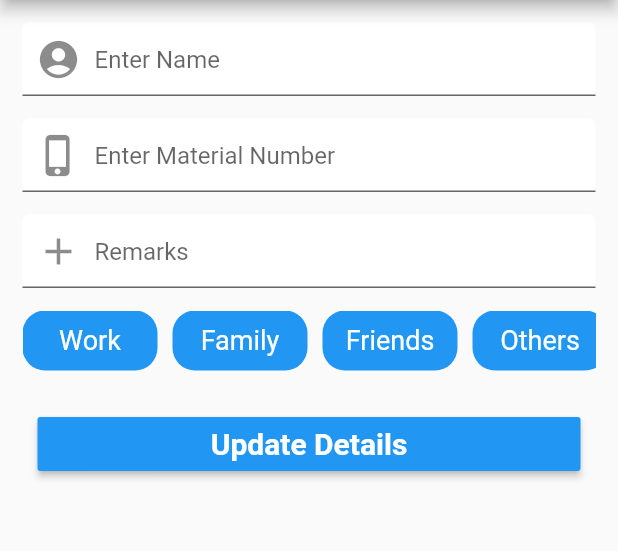
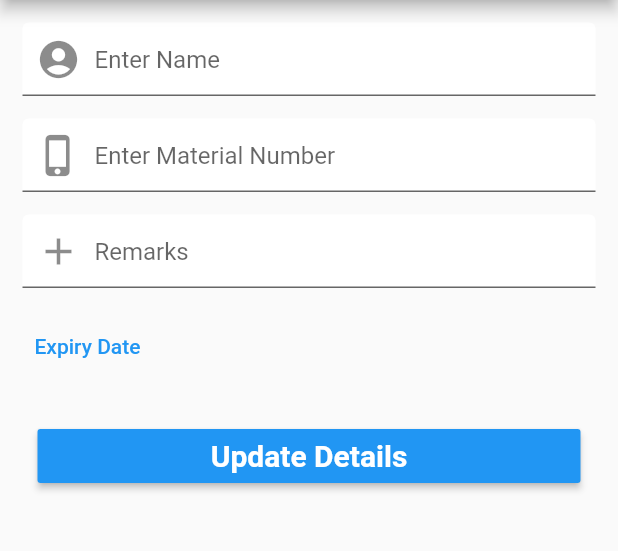
Before and after one commit to aithusa7120/Tools-App-master, a Flutter app: the EditContact screen opened directly with empty values, on a phone screen of 412 x 824 dp, the part 84-635 px from its top. Run offline on Flutter 3.47's test engine with Material 2 defaults, Android fonts, the phone set to English and light mode, and no system bars; our stand-ins replace firebase_core, firebase_database, flutter_datetime_picker; missing offline and left inert: qr_code_scanner; accounts and stored records are empty.

Commit message:
fixed it but I didnt know what I did

```diff
--- a/lib/mainscreen.dart
+++ b/lib/mainscreen.dart
@@ -116,5 +116,6 @@ class _MyHomePageState extends State<MyHomePage> {
         ),
 
     );
+
   }
 }
--- a/lib/test2.dart
+++ b/lib/test2.dart
@@ -12,17 +12,19 @@ class EditContact extends StatefulWidget {
 }
 
 class _EditContactState extends State<EditContact> {
-  late TextEditingController _nameController, _numberController;
+  late TextEditingController _nameController,_numberController,_remarksController,_dateController;
   String _typeSelected = '';
 
   late DatabaseReference _ref;
+  late String date1 = 'N/A';
   @override
   void initState() {
     // TODO: implement initState
     super.initState();
     _nameController = TextEditingController();
+    _dateController = TextEditingController();
     _numberController = TextEditingController();
-    var dateController = new TextEditingController();
+    _remarksController = TextEditingController();
     late String date1 = 'N/A';
     _ref = FirebaseDatabase.instance.reference().child('tools');
     getContactDetail();
@@ -61,8 +63,10 @@ class _EditContactState extends State<EditContact> {
         title: Text('Update Tool'),
       ),
       body: Container(
+
         margin: EdgeInsets.all(15),
         child: Column(
+
           crossAxisAlignment: CrossAxisAlignment.start,
           children: [
             TextFormField(
@@ -78,6 +82,7 @@ class _EditContactState extends State<EditContact> {
                 contentPadding: EdgeInsets.all(15),
               ),
             ),
+
             SizedBox(height: 15),
             TextFormField(
               controller: _numberController,
@@ -92,9 +97,10 @@ class _EditContactState extends State<EditContact> {
                 contentPadding: EdgeInsets.all(15),
               ),
             ),
+
             SizedBox(height: 15),
             TextFormField(
-              controller: _numberController,
+              controller: _remarksController,
               decoration: InputDecoration(
                 hintText: 'Remarks',
                 prefixIcon: Icon(
@@ -109,26 +115,36 @@ class _EditContactState extends State<EditContact> {
             SizedBox(
               height: 15,
             ),
-            Container(
-              height: 40,
-              child: ListView(
-                scrollDirection: Axis.horizontal,
-                children: [
-                  _buildContactType('Work'),
-                  SizedBox(width: 10),
-                  _buildContactType('Family'),
-                  SizedBox(width: 10),
-                  _buildContactType('Friends'),
-                  SizedBox(width: 10),
-                  _buildContactType('Others'),
-                ],
-              ),
-            ),
+            TextButton(
+                onPressed: () {
+                  DatePicker.showDatePicker(context,
+                      showTitleActions: true,
+                      minTime: DateTime(1974, 1, 1),
+                      maxTime: DateTime(2100, 1, 1),
+                      theme: DatePickerTheme(
+                          headerColor: Colors.white,
+                          backgroundColor: Colors.white,
+                          itemStyle: TextStyle(
+                              color: Colors.blueAccent,
+                              fontWeight: FontWeight.bold,
+                              fontSize: 18),
+                          doneStyle:
+                          TextStyle(color: Colors.blueAccent, fontSize: 16)),
+                      onChanged: (date) {
+                        print('change $date in time zone ' +
+                            date.timeZoneOffset.inHours.toString());
+                      }, onConfirm: (date) {
+                        print('confirm $date');
+                        date1 = '${date.day}-${date.month}-${date.year}';
+                      });
+                },
+                child: Text(
+                  'Expiry Date',
+                  style: TextStyle(color: Colors.blue),
+                )),
             SizedBox(
               height: 25,
             ),
-
-
             Container(
               width: double.infinity,
               padding: EdgeInsets.symmetric(horizontal: 10),
@@ -147,7 +163,9 @@ class _EditContactState extends State<EditContact> {
                 color: Theme.of(context).primaryColor,
               ),
             )
+
           ],
+
         ),
       ),
     );
@@ -159,8 +177,10 @@ class _EditContactState extends State<EditContact> {
     Map contact = snapshot.value;
 
     _nameController.text = contact['name'];
+    _numberController.text = contact['sid'];
+    _remarksController.text = contact['remarks'];
+    _dateController = contact ['date'];
 
-    _numberController.text = contact['sid'];
 
     setState(() {
       _typeSelected = contact['type'];
@@ -168,12 +188,14 @@ class _EditContactState extends State<EditContact> {
   }
 
   void saveContact() {
-    String name = _nameController.text;
-    String number = _numberController.text;
-
+    String name1 = _nameController.text;
+    String sid = _numberController.text;
+    String remarks = _remarksController.text;
     Map<String, String> contact = {
-      'name': name,
-      'number':  number,
+      'name': name1,
+      'sid': sid,
+      'date': date1,
+      'remarks': remarks,
       'type': _typeSelected,
     };
 
```
Also changed, not shown: lib/homepage.dart (+65 -71 lines), lib/screen2.dart (+43 -94 lines).
